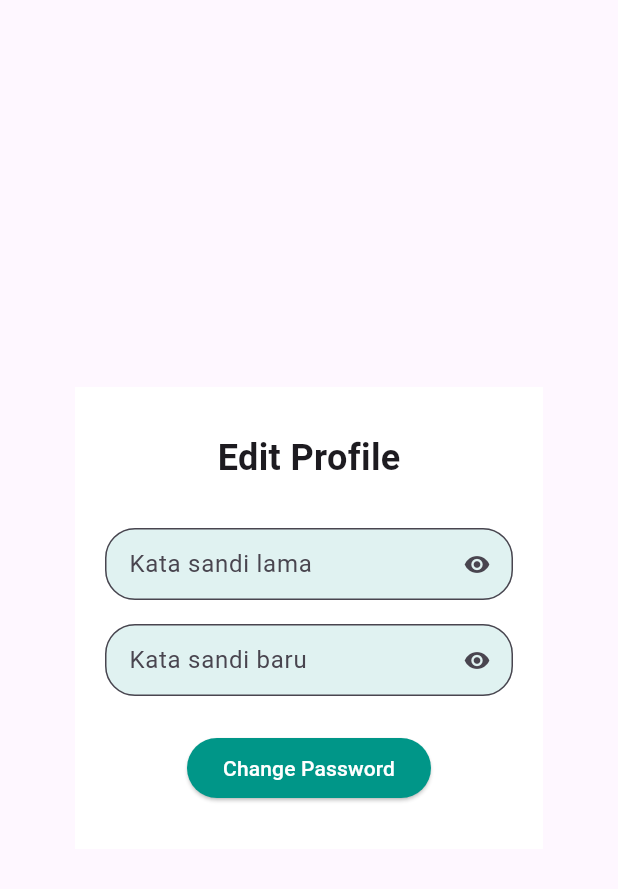
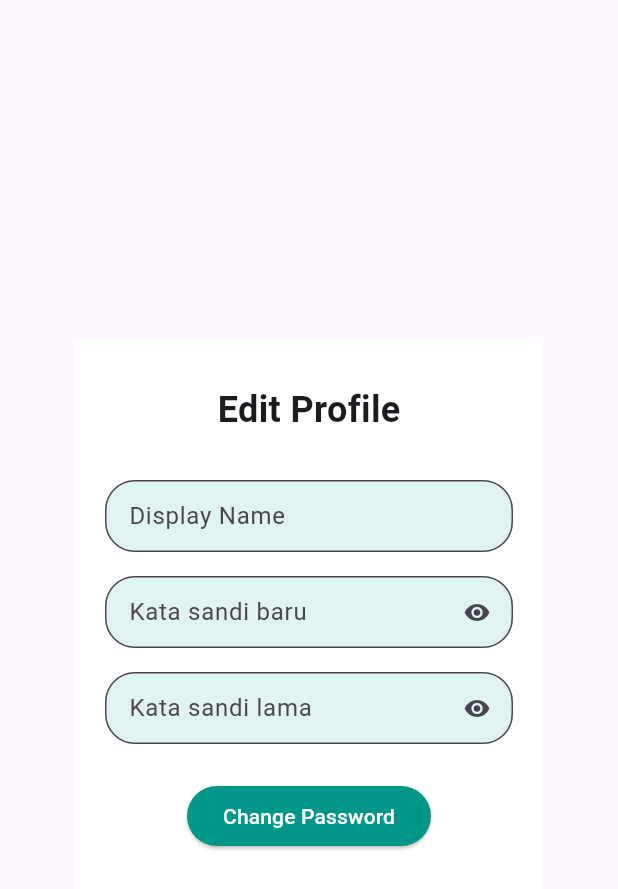
Before and after one commit to belatijagad/kutu-buku-mobile, a Flutter app: the EditProfile screen opened directly, on a phone screen of 412 x 824 dp. Shown: the top 889 px of the screen. Run offline on Flutter 3.47's test engine with Material 3 defaults, Android fonts, the phone set to English and light mode, and no system bars; missing offline and left inert: pbp_django_auth; network calls fail; project files that could hold a hidden picture were left out.

Commit message:
Ganti displayName

```diff
--- a/lib/screens/edit_profile.dart
+++ b/lib/screens/edit_profile.dart
@@ -14,6 +14,7 @@ class EditProfile extends StatefulWidget {
 
 class _EditProfileState extends State<EditProfile> {
   final TextEditingController _oldPassword = TextEditingController();
+  final TextEditingController _newDisplayName = TextEditingController();
   final TextEditingController _newPassword = TextEditingController();
   final _formKey = GlobalKey<FormState>();
   String _username = "";
@@ -31,8 +32,8 @@ class _EditProfileState extends State<EditProfile> {
     }
 
     getUser().then((value) => {
-          if (mounted) setState(() {
-            _username = value['username'];
+          if (mounted && _username != value['display_name']) setState(() {
+            _username = value['display_name'];
           })
         });
 
@@ -42,10 +43,21 @@ class _EditProfileState extends State<EditProfile> {
       } else {
         String oldpassword = _oldPassword.text;
         String newpassword = _newPassword.text;
+        String newdisplayname = _newDisplayName.text;
+
+        if (newpassword.isEmpty) {
+          newpassword = oldpassword;
+        }
+
+        if (newdisplayname.isEmpty) {
+          newdisplayname = _username;
+        }
+
         try {
           final response = await request.post(Constants.changePassword, {
             'old_password': oldpassword,
             'new_password': newpassword,
+            'display_name': newdisplayname,
           });
 
           if (response['status'] == true) {
@@ -96,39 +108,25 @@ class _EditProfileState extends State<EditProfile> {
                     ),
                     const SizedBox(height: 30),
                     TextFormField(
-                      obscureText: !_passwordVisible,
                       validator: (value) {
                         if (value == null || value.isEmpty) {
-                          return 'Password invalid';
+                          return 'Please enter some text';
                         }
                         return null;
                       },
-                      controller: _oldPassword,
-                      keyboardType: TextInputType.visiblePassword,
+                      controller: _newDisplayName,
                       decoration: InputDecoration(
                         filled: true,
                         fillColor: Colors.teal.shade50,
-                        labelText: 'Kata sandi lama',
-                        hintText: "Masukkan kata sandi lama Anda",
+                        labelText: 'Display Name',
+                        hintText: _username,
                         isDense: true,
                         border: OutlineInputBorder(
                             borderRadius: BorderRadius.circular(20),
                             borderSide: const BorderSide(color: Colors.white)),
-                        suffixIcon: IconButton(
-                          icon: Icon(!_passwordVisible
-                              ? Icons.visibility
-                              : Icons.visibility_off),
-                          onPressed: () {
-                            setState(
-                              () {
-                                _passwordVisible = !_passwordVisible;
-                              },
-                            );
-                          },
-                        ),
                       ),
                     ),
-                    const SizedBox(height: 16.0),
+                    const SizedBox(height: 16),
                     TextFormField(
                       obscureText: !_confirmPasswordVisible,
                       validator: (value) {
@@ -164,15 +162,52 @@ class _EditProfileState extends State<EditProfile> {
                         ),
                       ),
                     ),
+                    const SizedBox(height: 16),
+                    TextFormField(
+                      obscureText: !_passwordVisible,
+                      validator: (value) {
+                        if (value == null || value.isEmpty) {
+                          return 'Password invalid';
+                        }
+                        return null;
+                      },
+                      controller: _oldPassword,
+                      keyboardType: TextInputType.visiblePassword,
+                      decoration: InputDecoration(
+                        filled: true,
+                        fillColor: Colors.teal.shade50,
+                        labelText: 'Kata sandi lama',
+                        hintText: "Masukkan kata sandi lama Anda",
+                        isDense: true,
+                        border: OutlineInputBorder(
+                            borderRadius: BorderRadius.circular(20),
+                            borderSide: const BorderSide(color: Colors.white)),
+                        suffixIcon: IconButton(
+                          icon: Icon(!_passwordVisible
+                              ? Icons.visibility
+                              : Icons.visibility_off),
+                          onPressed: () {
+                            setState(
+                              () {
+                                _passwordVisible = !_passwordVisible;
+                              },
+                            );
+                          },
+                        ),
+                      ),
+                    ),
                     const SizedBox(height: 24.0),
                     ElevatedButton(
                       onPressed: () {
                         // Perform registration logic
                         if (_fieldsIsNotEmpty()) {
                           performPasswordChange(context, request);
+                        } else if (_oldPassword.text.isEmpty) {
+                          _showErrorDialog(
+                              'Tolong isi kata sandi lama Anda');
                         } else {
                           _showErrorDialog(
-                              'Username atau kata sandi tidak valid. Coba lagi.');
+                              'Anda belum mengubah apa-apa?');
                         }
                       },
                       style: ElevatedButton.styleFrom(
@@ -192,14 +227,14 @@ class _EditProfileState extends State<EditProfile> {
   }
 
   bool _fieldsIsNotEmpty() {
-    return _oldPassword.text.isNotEmpty && _newPassword.text.isNotEmpty;
+    return _oldPassword.text.isNotEmpty && (_newPassword.text.isNotEmpty || _newDisplayName.text.isNotEmpty);
   }
 
   void _showErrorDialog(String message) {
     showDialog(
       context: context,
       builder: (context) => AlertDialog(
-        title: const Text('Gagal Mengganti Kata Sandi'),
+        title: const Text('Gagal Mengganti Mengedit Profile'),
         content: Text(message),
         actions: [
           TextButton(
--- a/lib/screens/profile.dart
+++ b/lib/screens/profile.dart
@@ -26,8 +26,8 @@ class _ProfileScreenState extends State<ProfileScreen> {
     }
 
     getUser().then((value) => {
-          if (mounted) setState(() {
-            _username = value['username'];
+          if (mounted && _username != value['display_name']) setState(() {
+            _username = value['display_name'];
           })
         });
 
--- a/lib/utils/constants.dart
+++ b/lib/utils/constants.dart
@@ -1,6 +1,6 @@
 
 class Constants {
-  static const String baseUrl = 'http://aldenluth.fi/api';
+  static const String baseUrl = 'http://127.0.0.1:8000/api';
 
   static const String register = '$baseUrl/register/';
   static const String login = '$baseUrl/login/';
```
